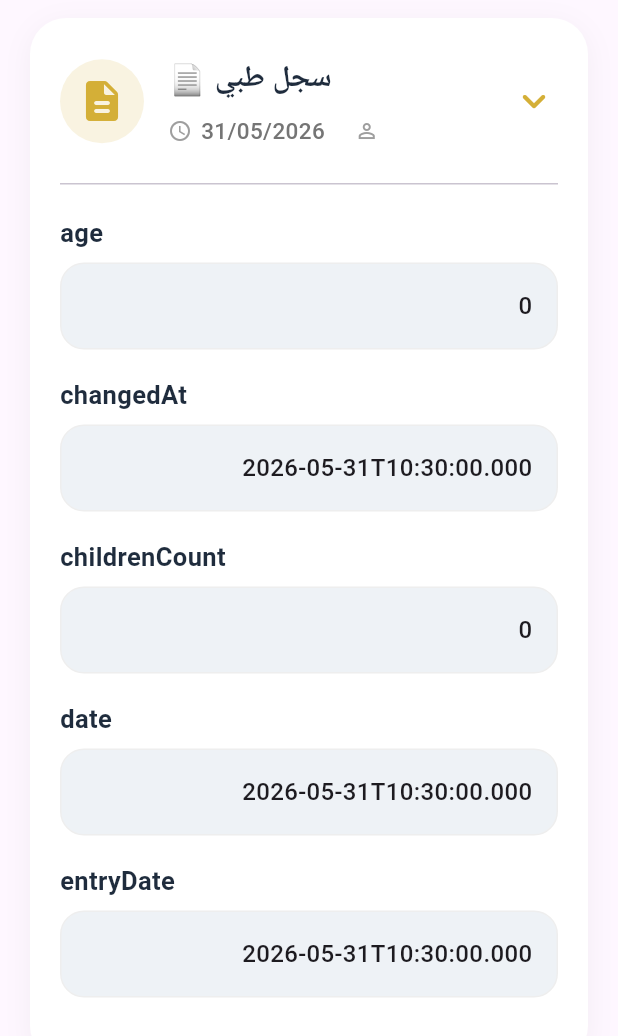
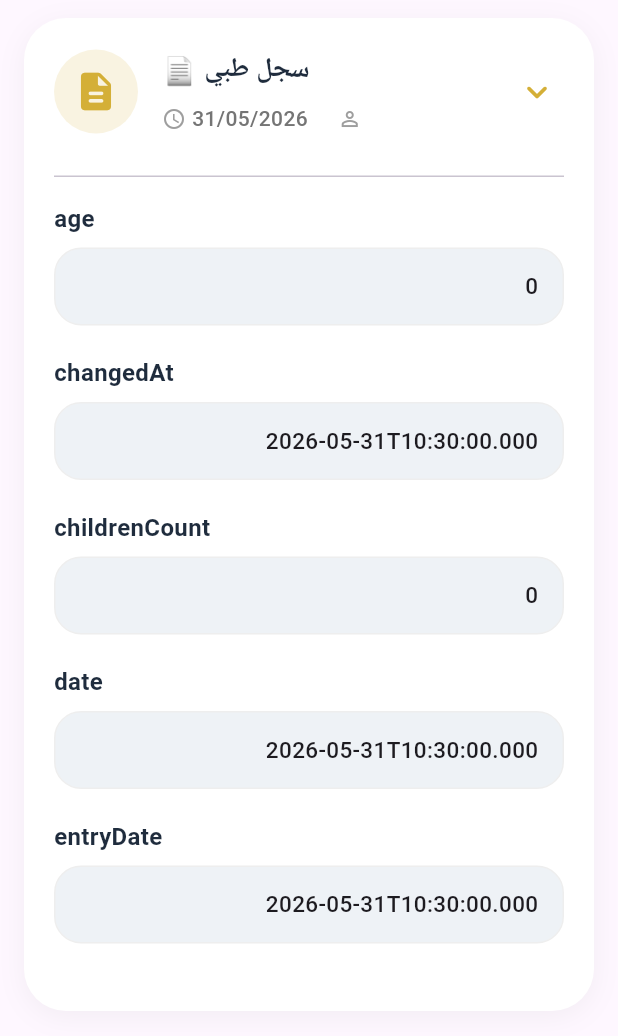
Before and after one commit to minaamir1442003/forsan-elatafe, a Flutter app: the RecordCard widget shown alone on an empty page, opened directly with empty values, after a tap on "📄 سجل طبي", on a phone screen of 412 x 824 dp. Shown: the top 1036 px of the screen. Run offline on Flutter 3.47's test engine with Material 3 defaults, Android fonts, the phone set to English and light mode, and no system bars; our stand-ins replace dio, flutter_bloc, flutter_screenutil, font_awesome_flutter, shared_preferences, youtube_player_flutter; missing offline and left inert: flutter_phone_direct_caller; accounts and stored records are empty; Roboto replaces fonts that are missing (Cairo).

Commit message:
updet befor deplpy 31/5

```diff
--- /dev/null
+++ b/devtools_options.yaml
@@ -0,0 +1,3 @@
+description: This file stores settings for Dart & Flutter DevTools.
+documentation: https://docs.flutter.dev/tools/devtools/extensions#configure-extension-enablement-states
+extensions:
--- a/lib/features/Profile/widget/record_card.dart
+++ b/lib/features/Profile/widget/record_card.dart
@@ -27,22 +27,18 @@ class RecordCard extends StatelessWidget {
     final filteredData = Map.fromEntries(
         data.entries.where((entry) {
       final value = entry.value;
-
-        // تجاهل الحقول الفاضية
       if (value == null) return false;
       if (value is List && value.isEmpty) return false;
       if (value is String && value.trim().isEmpty) return false;
       if (value is Map && value.isEmpty) return false;
-
       return true;
-      })
-    );
+    }));
 
     return Container(
-      margin: const EdgeInsets.symmetric(horizontal: 20, vertical: 12),
+      margin: const EdgeInsets.symmetric(horizontal: 16, vertical: 12),
       decoration: BoxDecoration(
         color: Colors.white,
-        borderRadius: BorderRadius.circular(24),
+        borderRadius: BorderRadius.circular(28),
         boxShadow: [
           BoxShadow(
             color: Colors.grey.withOpacity(0.12),
@@ -51,12 +47,17 @@ class RecordCard extends StatelessWidget {
           ),
         ],
       ),
+      child: ClipRRect(
+        borderRadius: BorderRadius.circular(28),
         child: Theme(
           data: Theme.of(context).copyWith(
             dividerColor: Colors.transparent,
+            highlightColor: Colors.transparent,
+            splashColor: Colors.transparent,
           ),
           child: ExpansionTile(
-          tilePadding: const EdgeInsets.symmetric(horizontal: 20, vertical: 16),
+            tilePadding: const EdgeInsets.symmetric(horizontal: 20, vertical: 12),
+            childrenPadding: const EdgeInsets.fromLTRB(20, 8, 20, 24),
             leading: Container(
               width: 56,
               height: 56,
@@ -67,62 +68,81 @@ class RecordCard extends StatelessWidget {
               child: Icon(
                 _getRoleIcon(role),
                 color: _getRoleColor(role),
-              size: 32,
+                size: 30,
               ),
             ),
             title: Text(
               _getRoleTitle(role),
-            style: TextStyle(
+              style: const TextStyle(
                 fontWeight: FontWeight.w800,
-              fontSize: 20,
+                fontSize: 18,
                 color: Appcolors.primaryColor,
               ),
+              overflow: TextOverflow.ellipsis,
             ),
-          subtitle: Column(
-            crossAxisAlignment: CrossAxisAlignment.start,
+            subtitle: Padding(
+              padding: const EdgeInsets.only(top: 8),
+              child: Wrap(
+                spacing: 20,
+                runSpacing: 4,
                 children: [
-              const SizedBox(height: 8),
                   Row(
+                    mainAxisSize: MainAxisSize.min,
                     children: [
                       Icon(Icons.access_time, size: 16, color: Colors.grey.shade500),
-                  const SizedBox(width: 6),
+                      const SizedBox(width: 4),
                       Text(
                         formattedDate,
                         style: TextStyle(
-                      fontSize: 15,
-                      color: Colors.grey.shade600,
-                      fontWeight: FontWeight.w500,
-                    ),
-                  ),
-                  const SizedBox(width: 20),
-                  Icon(Icons.person_outline, size: 16, color: Colors.grey.shade500),
-                  const SizedBox(width: 6),
-                  Text(
-                    createdBy['name'] ?? '',
-                    style: TextStyle(
-                      fontSize: 15,
+                          fontSize: 14,
                           color: Colors.grey.shade600,
                           fontWeight: FontWeight.w500,
                         ),
                       ),
                     ],
                   ),
+                  Row(
+                    mainAxisSize: MainAxisSize.min,
+                    children: [
+                      Icon(Icons.person_outline, size: 16, color: Colors.grey.shade500),
+                      const SizedBox(width: 4),
+                      ConstrainedBox(
+                        constraints: BoxConstraints(
+                            maxWidth: MediaQuery.of(context).size.width * 0.5),
+                        child: Text(
+                          createdBy['name'] ?? '',
+                          style: TextStyle(
+                            fontSize: 14,
+                            color: Colors.grey.shade600,
+                            fontWeight: FontWeight.w500,
+                          ),
+                          overflow: TextOverflow.ellipsis,
+                          softWrap: false,
+                        ),
+                      ),
                     ],
                   ),
-          trailing: Icon(
+                ],
+              ),
+            ),
+            trailing: Container(
+              padding: const EdgeInsets.all(4),
+              child: Icon(
                 Icons.keyboard_arrow_down_rounded,
-            size: 32,
+                size: 28,
                 color: Appcolors.accentColorNew,
               ),
-          childrenPadding: const EdgeInsets.fromLTRB(20, 0, 20, 24),
+            ),
             children: [
               const Divider(height: 1, thickness: 1),
-            const SizedBox(height: 20),
+              const SizedBox(height: 16),
+              LayoutBuilder(
+                builder: (context, constraints) {
                   // ✅ استخدام data المفلترة بدل الأصلية
-            if (filteredData.isEmpty)
-              Padding(
-                padding: const EdgeInsets.all(20),
-                child: Center(
+                  if (filteredData.isEmpty) {
+                    return Center(
+                      child: Padding(
+                        padding: const EdgeInsets.symmetric(vertical: 32),
                         child: Text(
                           'لا توجد بيانات إضافية',
                           style: TextStyle(
@@ -131,30 +151,50 @@ class RecordCard extends StatelessWidget {
                           ),
                         ),
                       ),
-              )
-            else
+                    );
+                  }
+
+                  // تجميع الحقول في عمود واحد مرن
+                  return Column(
+                    crossAxisAlignment: CrossAxisAlignment.start,
+                    mainAxisSize: MainAxisSize.min,
+                    children: [
                       ...filteredData.entries.map((entry) {
-                final key = entry.key;
-                final value = entry.value;
-                return _buildInfoRow(key, value);
+                        return _buildInfoRow(entry.key, entry.value);
                       }).toList(),
-            if (record['images'] != null && record['images'].isNotEmpty) ...[
-              const SizedBox(height: 20),
-              Container(
+                      if (record['images'] != null && record['images'].isNotEmpty)
+                        _buildAttachmentsSection(record['images'], context),
+                    ],
+                  );
+                },
+              ),
+            ],
+          ),
+        ),
+      ),
+    );
+  }
+
+  // ✅ قسم المرفقات بشكل منفصل ومرن
+  Widget _buildAttachmentsSection(List images, BuildContext context) {
+    return Padding(
+      padding: const EdgeInsets.only(top: 8),
+      child: Container(
+        width: double.infinity,
         padding: const EdgeInsets.all(16),
         decoration: BoxDecoration(
           color: Appcolors.greycolorNew,
-                  borderRadius: BorderRadius.circular(16),
+          borderRadius: BorderRadius.circular(20),
         ),
         child: Column(
           crossAxisAlignment: CrossAxisAlignment.start,
           children: [
             Row(
               children: [
-                        Icon(Icons.image_rounded, size: 22, color: Appcolors.accentColorNew),
+                Icon(Icons.image_rounded, size: 24, color: Appcolors.accentColorNew),
                 const SizedBox(width: 10),
                 Text(
-                          'المرفقات',
+                  'المرفقات (${images.length})',
                   style: TextStyle(
                     fontSize: 18,
                     fontWeight: FontWeight.w700,
@@ -165,12 +205,12 @@ class RecordCard extends StatelessWidget {
             ),
             const SizedBox(height: 12),
             SizedBox(
-                      height: 100,
+              height: 110,
               child: ListView.builder(
                 scrollDirection: Axis.horizontal,
-                        itemCount: record['images'].length,
+                itemCount: images.length,
                 itemBuilder: (context, i) {
-                          final img = record['images'][i];
+                  final img = images[i];
                   return GestureDetector(
                     onTap: () {
                       showDialog(
@@ -178,19 +218,31 @@ class RecordCard extends StatelessWidget {
                         builder: (_) => Dialog(
                           child: ClipRRect(
                             borderRadius: BorderRadius.circular(20),
-                                    child: Image.network(img['url']),
+                            child: Image.network(
+                              img['url'],
+                              fit: BoxFit.contain,
+                              errorBuilder: (context, error, stackTrace) {
+                                return Container(
+                                  color: Colors.grey[200],
+                                  child: const Icon(Icons.broken_image,
+                                      size: 50, color: Colors.grey),
+                                );
+                              },
+                            ),
                           ),
                         ),
                       );
                     },
                     child: Container(
-                              margin: const EdgeInsets.only(right: 10),
+                      margin: const EdgeInsets.only(right: 12),
                       width: 100,
                       decoration: BoxDecoration(
-                                borderRadius: BorderRadius.circular(12),
+                        borderRadius: BorderRadius.circular(16),
+                        color: Colors.grey[100],
                         image: DecorationImage(
                           image: NetworkImage(img['url']),
                           fit: BoxFit.cover,
+                          onError: (exception, stackTrace) => null,
                         ),
                       ),
                     ),
@@ -198,10 +250,6 @@ class RecordCard extends StatelessWidget {
                 },
               ),
             ),
-                  ],
-                ),
-              ),
-            ],
           ],
         ),
       ),
@@ -217,14 +265,14 @@ class RecordCard extends StatelessWidget {
     }
 
     return Padding(
-      padding: const EdgeInsets.only(bottom: 18),
+      padding: const EdgeInsets.only(bottom: 20),
       child: Column(
         crossAxisAlignment: CrossAxisAlignment.start,
         children: [
           Text(
             _translateKey(key),
-            style: TextStyle(
-              fontSize: 17,
+            style: const TextStyle(
+              fontSize: 16,
               fontWeight: FontWeight.w700,
               color: Appcolors.primaryColor,
             ),
@@ -232,20 +280,21 @@ class RecordCard extends StatelessWidget {
           const SizedBox(height: 8),
           Container(
             width: double.infinity,
-            padding: const EdgeInsets.all(16),
+            padding: const EdgeInsets.symmetric(horizontal: 16, vertical: 14),
             decoration: BoxDecoration(
               color: Appcolors.greycolorNew,
-              borderRadius: BorderRadius.circular(16),
+              borderRadius: BorderRadius.circular(18),
               border: Border.all(color: Colors.grey.shade200, width: 1),
             ),
             child: Text(
               displayValue,
               style: const TextStyle(
-                fontSize: 16,
-                height: 1.5,
+                fontSize: 15,
+                height: 1.45,
                 fontWeight: FontWeight.w500,
               ),
               textAlign: TextAlign.right,
+              softWrap: true,
             ),
           ),
         ],
@@ -303,31 +352,46 @@ class RecordCard extends StatelessWidget {
 
   IconData _getRoleIcon(String role) {
     switch (role) {
-      case 'doctor': return Icons.medical_information_rounded;
-      case 'specialist': return Icons.psychology_rounded;
-      case 'supervisor': return Icons.shield_rounded;
-      case 'nurse': return Icons.health_and_safety_rounded;
-      default: return Icons.description_rounded;
+      case 'doctor':
+        return Icons.medical_information_rounded;
+      case 'specialist':
+        return Icons.psychology_rounded;
+      case 'supervisor':
+        return Icons.shield_rounded;
+      case 'nurse':
+        return Icons.health_and_safety_rounded;
+      default:
+        return Icons.description_rounded;
     }
   }
 
   Color _getRoleColor(String role) {
     switch (role) {
-      case 'doctor': return Appcolors.infoColor;
-      case 'specialist': return Appcolors.successColor;
-      case 'supervisor': return Appcolors.warningColor;
-      case 'nurse': return const Color(0xFFE74C3C);
-      default: return Appcolors.accentColorNew;
+      case 'doctor':
+        return Appcolors.infoColor;
+      case 'specialist':
+        return Appcolors.successColor;
+      case 'supervisor':
+        return Appcolors.warningColor;
+      case 'nurse':
+        return const Color(0xFFE74C3C);
+      default:
+        return Appcolors.accentColorNew;
     }
   }
 
   String _getRoleTitle(String role) {
     switch (role) {
-      case 'doctor': return '🩺 كشف طبي';
-      case 'specialist': return '🧠 جلسة أخصائي نفسي';
-      case 'supervisor': return '🛡️ تقرير مشرف';
-      case 'nurse': return '💉 تقرير تمريض';
-      default: return '📄 سجل طبي';
+      case 'doctor':
+        return '🩺 كشف طبي';
+      case 'specialist':
+        return '🧠 جلسة أخصائي نفسي';
+      case 'supervisor':
+        return '🛡️ تقرير مشرف';
+      case 'nurse':
+        return '💉 تقرير تمريض';
+      default:
+        return '📄 سجل طبي';
     }
   }
 }
```
Also changed, not shown: lib/features/Profile/screen/ShowprofileScreen.dart (+32 -8 lines), lib/features/Profile/widget/profile_header.dart (+86 -45 lines). Lines whose indentation alone changed are shown as unchanged.
